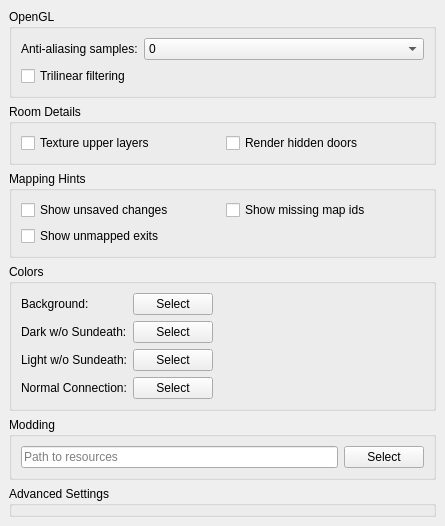
Old version of the form src/preferences/graphicspage.ui in the repository nschimme/MMapper.
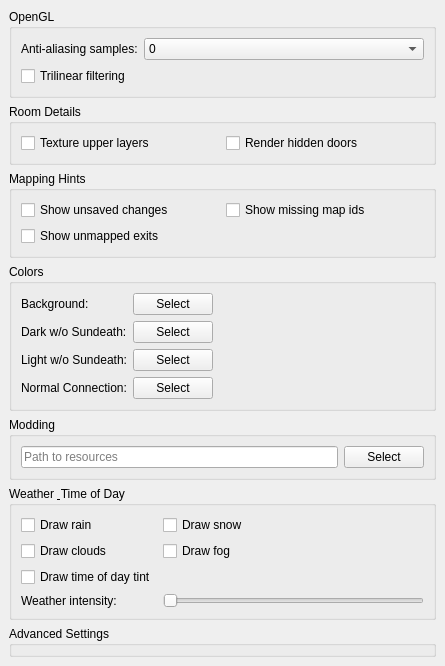
New version of the form.

Commit message: feat: improve weather visibility and add granular preferences

What changed in the file:
```diff
--- a/src/preferences/graphicspage.ui
+++ b/src/preferences/graphicspage.ui
@@ -320,6 +320,67 @@
      </layout>
     </widget>
    </item>
+   <item>
+    <widget class="QGroupBox" name="groupBox_Weather">
+     <property name="title">
+      <string>Weather &amp; Time of Day</string>
+     </property>
+     <layout class="QGridLayout" name="gridLayout_Weather">
+      <item row="0" column="0">
+       <widget class="QCheckBox" name="drawWeatherRain">
+        <property name="text">
+         <string>Draw rain</string>
+        </property>
+       </widget>
+      </item>
+      <item row="0" column="1">
+       <widget class="QCheckBox" name="drawWeatherSnow">
+        <property name="text">
+         <string>Draw snow</string>
+        </property>
+       </widget>
+      </item>
+      <item row="1" column="0">
+       <widget class="QCheckBox" name="drawWeatherClouds">
+        <property name="text">
+         <string>Draw clouds</string>
+        </property>
+       </widget>
+      </item>
+      <item row="1" column="1">
+       <widget class="QCheckBox" name="drawWeatherFog">
+        <property name="text">
+         <string>Draw fog</string>
+        </property>
+       </widget>
+      </item>
+      <item row="2" column="0">
+       <widget class="QCheckBox" name="drawTimeOfDay">
+        <property name="text">
+         <string>Draw time of day tint</string>
+        </property>
+       </widget>
+      </item>
+      <item row="3" column="0">
+       <widget class="QLabel" name="labelWeatherIntensity">
+        <property name="text">
+         <string>Weather intensity:</string>
+        </property>
+       </widget>
+      </item>
+      <item row="3" column="1">
+       <widget class="QSlider" name="weatherIntensitySlider">
+        <property name="maximum">
+         <number>100</number>
+        </property>
+        <property name="orientation">
+         <enum>Qt::Horizontal</enum>
+        </property>
+       </widget>
+      </item>
+     </layout>
+    </widget>
+   </item>
    <item>
     <widget class="QGroupBox" name="groupBox_Advanced">
      <property name="title">
```
The commit also changes 5 other files.
